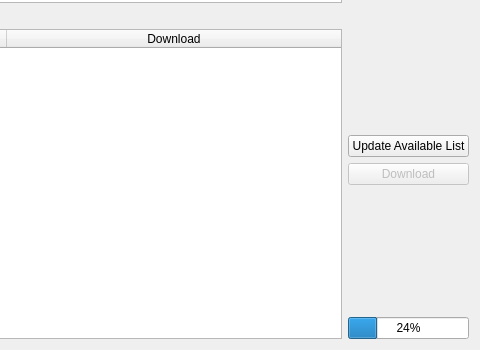
First picture: the form in scribus/ui/resourcemanagerbase.ui, repository scribusproject/scribus, before the edit; both pictures show x 305 to 785 and y 366 to 716 of the 785 by 716 pixel window.
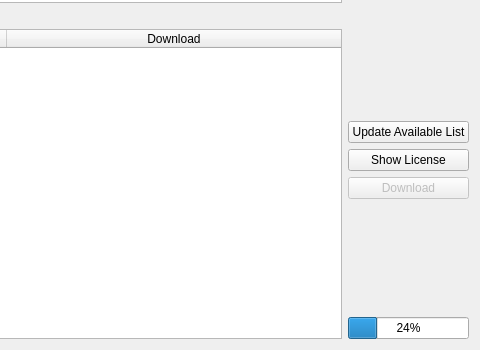
Second picture: the form after the edit.

Patch:
```diff
--- a/scribus/ui/resourcemanagerbase.ui
+++ b/scribus/ui/resourcemanagerbase.ui
@@ -228,6 +228,16 @@
          </property>
         </widget>
        </item>
+       <item>
+        <widget class="QPushButton" name="showLicenseButton">
+         <property name="text">
+          <string>Show License</string>
+         </property>
+         <property name="autoDefault">
+          <bool>false</bool>
+         </property>
+        </widget>
+       </item>
        <item>
         <widget class="QPushButton" name="downloadButton">
          <property name="enabled">
```
